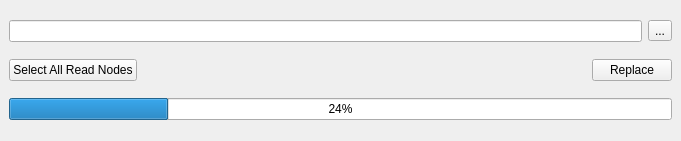
The window that ui/main.ui (iceanimations/replaceReadPath) describes before a commit, drawn with Qt 5.
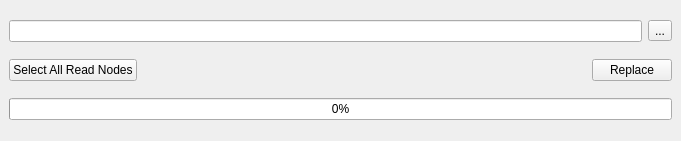
The same window after the commit.

Commit message: naming convension problems solved

Diff of the .ui file:
```diff
--- a/ui/main.ui
+++ b/ui/main.ui
@@ -63,7 +63,7 @@
     <item>
      <widget class="QProgressBar" name="progressBar">
       <property name="value">
-       <number>24</number>
+       <number>0</number>
       </property>
      </widget>
     </item>
```
Left out of the diff: 2 changed lines with no effect on the pictures. The commit also changes 1 other file.
